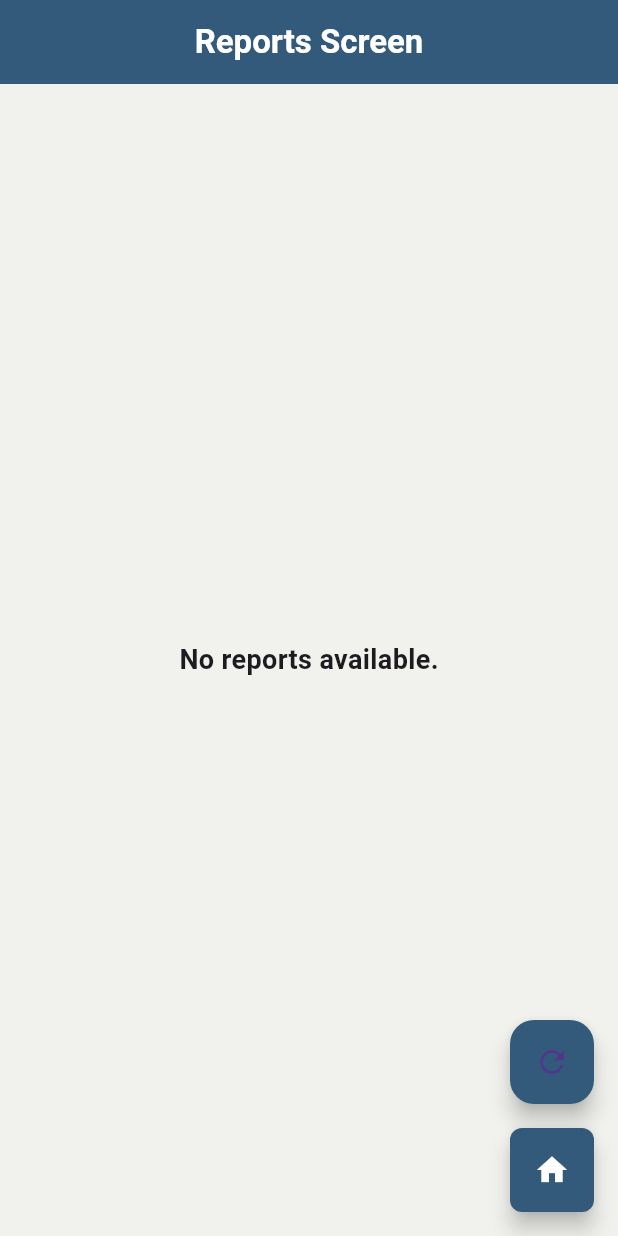
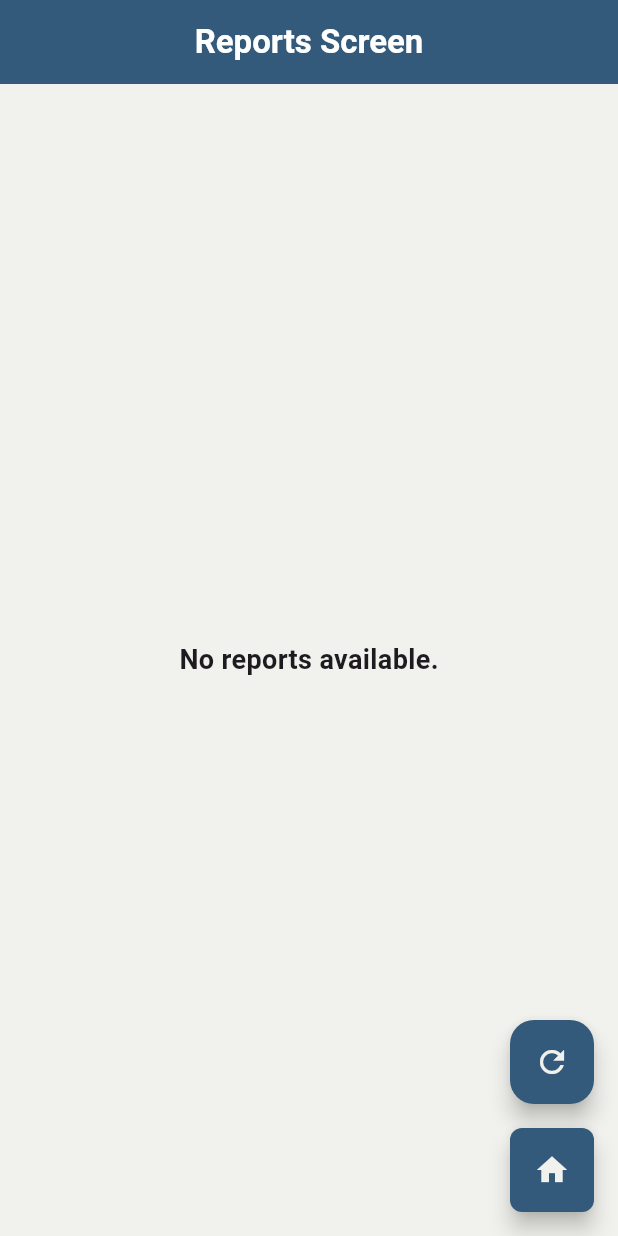
Before and after one commit to fatoom9/queue_management_system, a Flutter app: the ReportsScreen screen opened by its route, on a phone screen of 412 x 824 dp. Run offline on Flutter 3.47's test engine with Material 3 defaults, Android fonts, the phone set to English and light mode, and no system bars; our stand-ins replace flutter_hooks, flutter_riverpod, font_awesome_flutter, go_router, google_fonts, hooks_riverpod and 1 more; accounts and stored records are empty.

Commit message:
Style: Changed icon color for better UI consistency

```diff
--- a/lib/src/features/reports/presentation/reports_screen.dart
+++ b/lib/src/features/reports/presentation/reports_screen.dart
@@ -11,6 +11,10 @@ class ReportsScreen extends ConsumerWidget {
   @override
   Widget build(BuildContext context, WidgetRef ref) {
     final reportsAsync = ref.watch(reportServicesFutureProvider);
+    final primaryColor = AppTheme.theme.primaryColor;
+    final secondaryColor = button.secondaryColor;
+    final boldTextStyle =
+        const TextStyle(fontSize: 18, fontWeight: FontWeight.bold);
 
     return Scaffold(
       appBar: AppBar(
@@ -23,12 +27,12 @@ class ReportsScreen extends ConsumerWidget {
           ),
         ),
         centerTitle: true,
-        backgroundColor: AppTheme.theme.primaryColor,
+        backgroundColor: primaryColor,
       ),
       body: Container(
         decoration: BoxDecoration(
           gradient: LinearGradient(
-            colors: [button.secondaryColor, button.secondaryColor],
+            colors: [secondaryColor, secondaryColor],
             begin: Alignment.topCenter,
             end: Alignment.bottomCenter,
           ),
@@ -36,10 +40,10 @@ class ReportsScreen extends ConsumerWidget {
         child: reportsAsync.when(
           data: (reports) {
             if (reports.isEmpty) {
-              return const Center(
+              return Center(
                 child: Text(
                   "No reports available.",
-                  style: TextStyle(fontSize: 18, fontWeight: FontWeight.bold),
+                  style: boldTextStyle,
                 ),
               );
             }
@@ -70,8 +74,7 @@ class ReportsScreen extends ConsumerWidget {
                   child: ExpansionTile(
                     title: Text(
                       "Date: $date",
-                      style: const TextStyle(
-                          fontSize: 18, fontWeight: FontWeight.bold),
+                      style: boldTextStyle,
                     ),
                     children: [
                       Padding(
@@ -82,7 +85,8 @@ class ReportsScreen extends ConsumerWidget {
                             Text("Total Queue Items: $totalQueueItems"),
                             Text("Completed Queue Items: $completedQueueItems"),
                             Text(
-                                "Average Waiting Time: ${avgWaitingTime.toStringAsFixed(2)} seconds"),
+                              "Average Waiting Time: ${avgWaitingTime.toStringAsFixed(2)} seconds",
+                            ),
                           ],
                         ),
                       ),
@@ -96,7 +100,7 @@ class ReportsScreen extends ConsumerWidget {
           error: (e, _) => Center(
             child: Text(
               "Error: $e",
-              style: const TextStyle(color: Colors.red, fontSize: 16),
+              style: TextStyle(color: button.accentColor, fontSize: 16),
             ),
           ),
         ),
@@ -107,8 +111,8 @@ class ReportsScreen extends ConsumerWidget {
           FloatingActionButton(
             heroTag: "refreshReportsFAB",
             onPressed: () => ref.refresh(reportServicesFutureProvider),
-            backgroundColor: AppTheme.theme.primaryColor,
-            child: const Icon(Icons.refresh),
+            backgroundColor: primaryColor,
+            child: Icon(Icons.refresh, color: secondaryColor),
           ),
           const SizedBox(height: 16),
           FloatingActionButton(
@@ -120,7 +124,7 @@ class ReportsScreen extends ConsumerWidget {
             shape: RoundedRectangleBorder(
               borderRadius: BorderRadius.circular(8),
             ),
-            child: const Icon(Icons.home, color: Colors.white),
+            child: Icon(Icons.home, color: secondaryColor),
           ),
         ],
       ),
```
